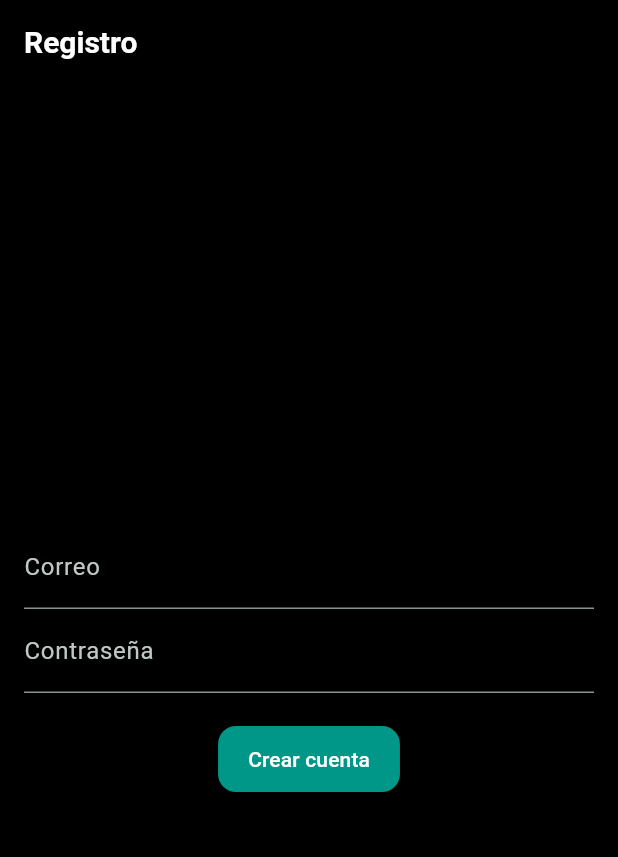
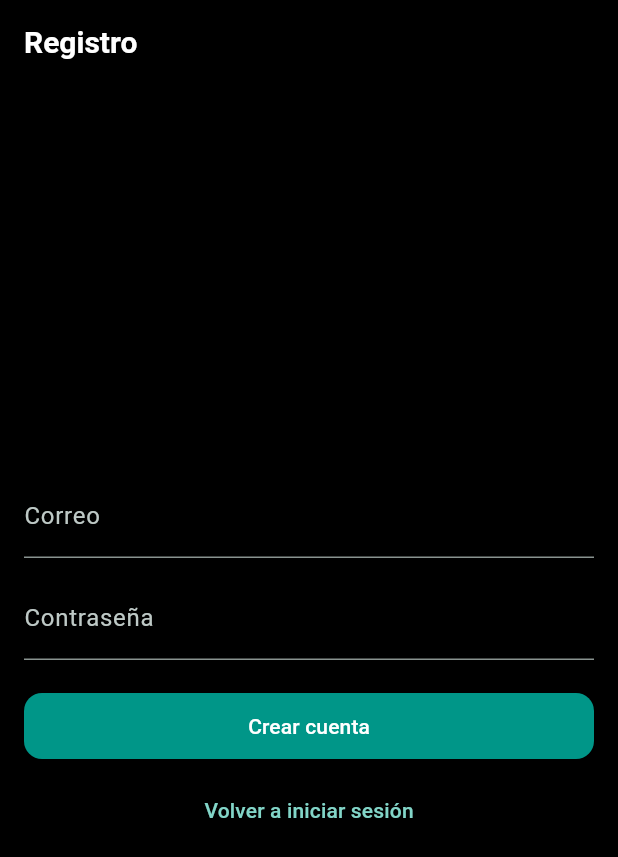
Before and after one commit to SergioLejarde/paw_campus, a Flutter app: the RegisterPage screen opened by its route, on a phone screen of 412 x 824 dp. Shown: the top 857 px of the screen. Run offline on Flutter 3.47's test engine with Material 3 defaults, Android fonts, the phone set to English and light mode, and no system bars; our stand-ins replace go_router, hooks_riverpod, image_picker, supabase_flutter; accounts and stored records are empty.

Commit message:
commit:register page error

```diff
--- a/lib/features/auth/presentation/register_page.dart
+++ b/lib/features/auth/presentation/register_page.dart
@@ -1,4 +1,5 @@
 import 'package:flutter/material.dart';
+import 'package:go_router/go_router.dart';
 import 'package:hooks_riverpod/hooks_riverpod.dart';
 import '../data/auth_repository.dart';
 
@@ -15,9 +16,54 @@ class _RegisterPageState extends ConsumerState<RegisterPage> {
   bool _loading = false;
 
   @override
+  void dispose() {
+    _emailController.dispose();
+    _passwordController.dispose();
+    super.dispose();
+  }
+
+  Future<void> _register() async {
+    if (_loading) return;
+
+    final email = _emailController.text.trim();
+    final password = _passwordController.text.trim();
+
+    if (email.isEmpty || password.isEmpty) {
+      ScaffoldMessenger.of(context).showSnackBar(
+        const SnackBar(content: Text('Ingresa correo y contraseña')),
+      );
+      return;
+    }
+
+    setState(() => _loading = true);
+
+    try {
+      final authRepo = ref.read(authRepositoryProvider);
+
+      await authRepo.signUp(email, password);
+
+      if (!mounted) return;
+
+      ScaffoldMessenger.of(context).showSnackBar(
+        const SnackBar(
+          content: Text('Cuenta creada. Ahora inicia sesión.'),
+        ),
+      );
+
+      // ✅ En web y con go_router: redirige explícito
+      context.go('/login');
+    } catch (e) {
+      if (!mounted) return;
+      ScaffoldMessenger.of(context).showSnackBar(
+        SnackBar(content: Text('Error: $e')),
+      );
+    } finally {
+      if (mounted) setState(() => _loading = false);
+    }
+  }
+
+  @override
   Widget build(BuildContext context) {
-    final authRepo = ref.watch(authRepositoryProvider);
-
     return Scaffold(
       appBar: AppBar(title: const Text('Registro')),
       body: Padding(
@@ -28,37 +74,38 @@ class _RegisterPageState extends ConsumerState<RegisterPage> {
             TextField(
               controller: _emailController,
               decoration: const InputDecoration(labelText: 'Correo'),
+              keyboardType: TextInputType.emailAddress,
+              textInputAction: TextInputAction.next,
             ),
+            const SizedBox(height: 12),
             TextField(
               controller: _passwordController,
               decoration: const InputDecoration(labelText: 'Contraseña'),
               obscureText: true,
+              textInputAction: TextInputAction.done,
+              onSubmitted: (_) => _loading ? null : _register(),
             ),
             const SizedBox(height: 20),
-            ElevatedButton(
-              onPressed: _loading
-                  ? null
-                  : () async {
-                      setState(() => _loading = true);
-                      try {
-                        await authRepo.signUp(
-                          _emailController.text.trim(),
-                          _passwordController.text.trim(),
-                        );
-                        // ignore: use_build_context_synchronously
-                        if (mounted) Navigator.pop(context);
-                      } catch (e) {
-                        // ignore: use_build_context_synchronously
-                        ScaffoldMessenger.of(context).showSnackBar(
-                          SnackBar(content: Text('Error: $e')),
-                        );
-                      } finally {
-                        if (mounted) setState(() => _loading = false);
-                      }
-                    },
-              child: _loading
-                  ? const CircularProgressIndicator(color: Colors.white)
-                  : const Text('Crear cuenta'),
+            SizedBox(
+              width: double.infinity,
+              child: ElevatedButton(
+                onPressed: _loading ? null : _register,
+                child: _loading
+                    ? const SizedBox(
+                        height: 22,
+                        width: 22,
+                        child: CircularProgressIndicator(
+                          strokeWidth: 2,
+                          color: Colors.white,
+                        ),
+                      )
+                    : const Text('Crear cuenta'),
+              ),
+            ),
+            const SizedBox(height: 8),
+            TextButton(
+              onPressed: _loading ? null : () => context.go('/login'),
+              child: const Text('Volver a iniciar sesión'),
             ),
           ],
         ),
```
